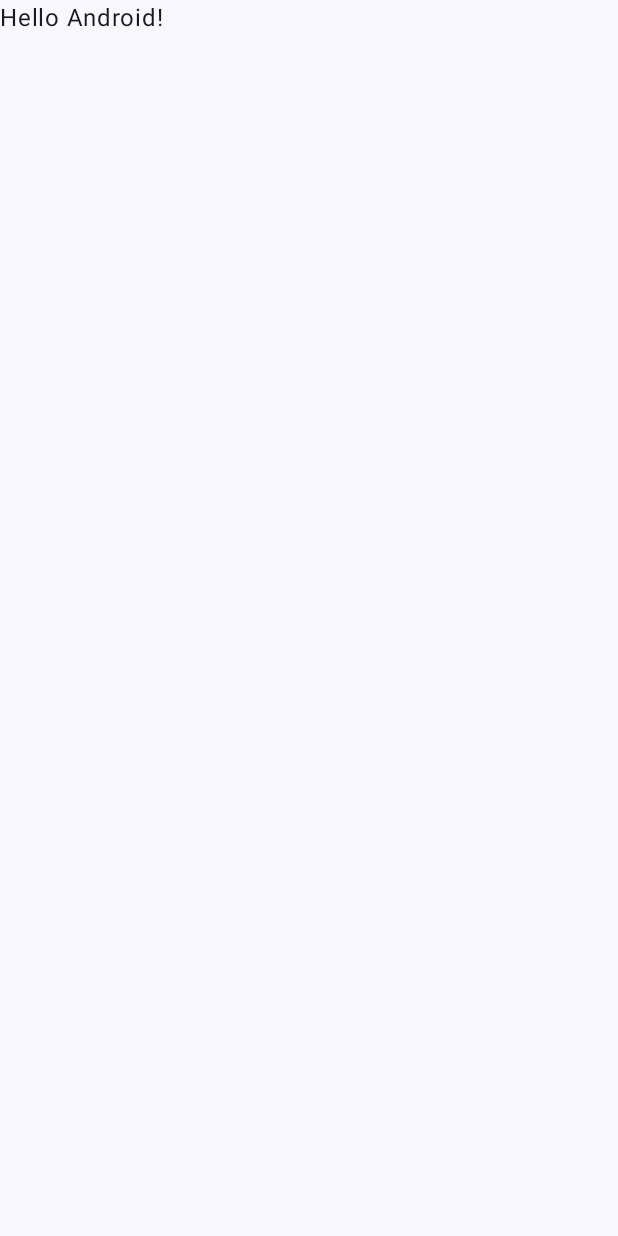
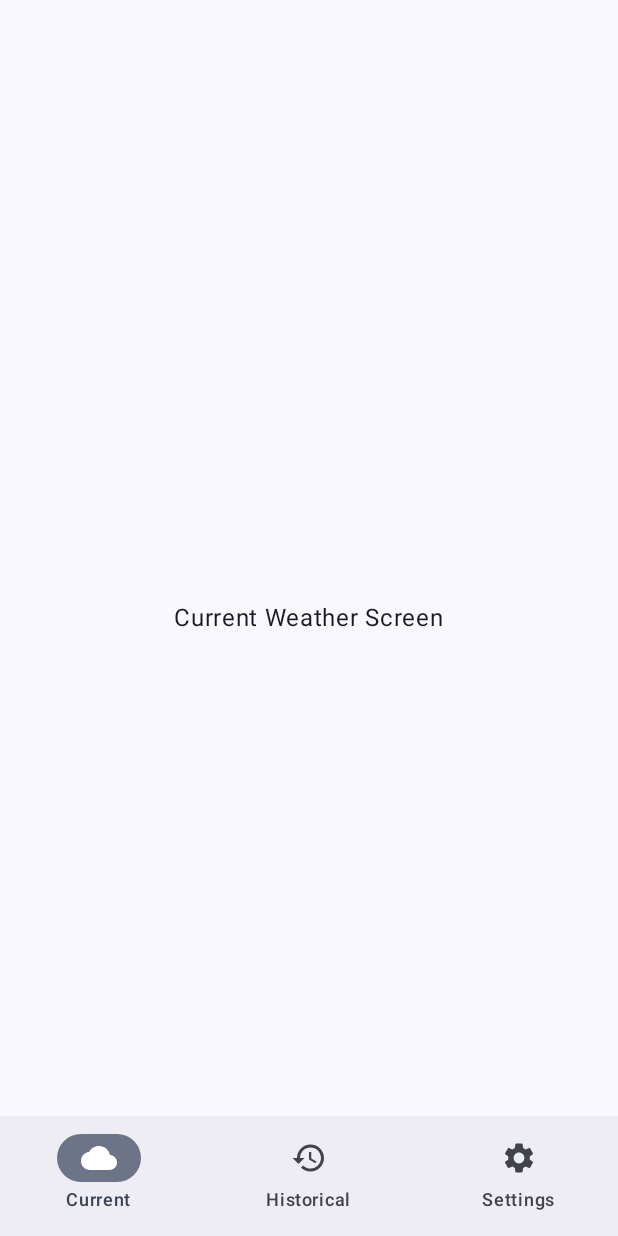
Before and after one commit to FinnWylie/historical-weather, an Android app built with Jetpack Compose: the screen it shows after launch (MainActivity), on a phone screen of 412 x 824 dp. Before the commit the screen is almost empty. Run offline under Robolectric (Android 15) with nearby library versions, the phone set to English and light mode, and no system bars.

Commit message:
Add basic navbar and placeholder screens

```diff
--- a/app/build.gradle.kts
+++ b/app/build.gradle.kts
@@ -36,6 +36,7 @@ android {
 }
 
 dependencies {
+    implementation("androidx.compose.material:material-icons-extended:1.7.8")
     implementation(platform(libs.androidx.compose.bom))
     implementation(libs.androidx.activity.compose)
     implementation(libs.androidx.compose.material3)
@@ -44,6 +45,7 @@ dependencies {
     implementation(libs.androidx.compose.ui.tooling.preview)
     implementation(libs.androidx.core.ktx)
     implementation(libs.androidx.lifecycle.runtime.ktx)
+    implementation(libs.androidx.navigation.compose)
     testImplementation(libs.junit)
     androidTestImplementation(platform(libs.androidx.compose.bom))
     androidTestImplementation(libs.androidx.compose.ui.test.junit4)
--- a/app/src/main/java/com/example/assignment/MainActivity.kt
+++ b/app/src/main/java/com/example/assignment/MainActivity.kt
@@ -4,6 +4,7 @@ import android.os.Bundle
 import androidx.activity.ComponentActivity
 import androidx.activity.compose.setContent
 import androidx.activity.enableEdgeToEdge
+import androidx.compose.foundation.layout.Box
 import androidx.compose.foundation.layout.fillMaxSize
 import androidx.compose.foundation.layout.padding
 import androidx.compose.material3.Scaffold
@@ -11,7 +12,38 @@ import androidx.compose.material3.Text
 import androidx.compose.runtime.Composable
 import androidx.compose.ui.Modifier
 import androidx.compose.ui.tooling.preview.Preview
+
+import com.example.assignment.currentWeather.CurrentWeatherScreen
+import com.example.assignment.historicalWeather.HistoricalWeatherScreen
+import com.example.assignment.settings.SettingsScreen
 import com.example.assignment.ui.theme.AssignmentTheme
+
+import androidx.compose.material.icons.Icons
+import androidx.compose.material.icons.filled.Cloud
+import androidx.compose.material.icons.filled.History
+import androidx.compose.material.icons.filled.Settings
+import androidx.compose.material3.ExperimentalMaterial3Api
+import androidx.compose.material3.Icon
+import androidx.compose.material3.NavigationBar
+import androidx.compose.material3.NavigationBarDefaults
+import androidx.compose.material3.NavigationBarItem
+import androidx.compose.material3.NavigationRail
+import androidx.compose.material3.NavigationRailItem
+import androidx.compose.material3.PrimaryTabRow
+import androidx.compose.material3.Scaffold
+import androidx.compose.material3.Tab
+import androidx.compose.material3.Text
+import androidx.compose.runtime.getValue
+import androidx.compose.runtime.mutableIntStateOf
+import androidx.compose.runtime.saveable.rememberSaveable
+import androidx.compose.runtime.setValue
+import androidx.compose.ui.Alignment
+import androidx.compose.ui.graphics.vector.ImageVector
+import androidx.compose.ui.text.style.TextOverflow
+import androidx.navigation.NavHostController
+import androidx.navigation.compose.NavHost
+import androidx.navigation.compose.composable
+import androidx.navigation.compose.rememberNavController
 
 class MainActivity : ComponentActivity() {
     override fun onCreate(savedInstanceState: Bundle?) {
@@ -19,11 +51,14 @@ class MainActivity : ComponentActivity() {
         enableEdgeToEdge()
         setContent {
             AssignmentTheme {
-                Scaffold(modifier = Modifier.fillMaxSize()) { innerPadding ->
+                Scaffold(
+                    modifier = Modifier.fillMaxSize()
+                ) { innerPadding ->
                     Greeting(
                         name = "Android",
                         modifier = Modifier.padding(innerPadding)
                     )
+                    BottomNavigationBar()
                 }
             }
         }
@@ -45,3 +80,72 @@ fun GreetingPreview() {
         Greeting("Android")
     }
 }
+
+
+
+
+enum class Destination(
+    val route: String,
+    val label: String,
+    val icon: ImageVector,
+    val contentDescription: String
+) {
+    CURRENT_WEATHER("current", "Current", Icons.Default.Cloud, "Current Weather"),
+    HISTORICAL_WEATHER("historical", "Historical", Icons.Default.History, "Historical Weather"),
+    SETTINGS("settings", "Settings", Icons.Default.Settings, "Settings")
+}
+
+@Composable
+fun AppNavHost(
+    navController: NavHostController,
+    startDestination: Destination,
+    modifier: Modifier = Modifier
+) {
+    NavHost(
+        navController,
+        startDestination = startDestination.route
+    ) {
+        Destination.entries.forEach { destination ->
+            composable(destination.route) {
+                when (destination) {
+                    Destination.CURRENT_WEATHER -> CurrentWeatherScreen()
+                    Destination.HISTORICAL_WEATHER -> HistoricalWeatherScreen()
+                    Destination.SETTINGS -> SettingsScreen()
+                }
+            }
+        }
+    }
+}
+
+@Composable
+fun BottomNavigationBar(modifier: Modifier = Modifier) {
+    val navController = rememberNavController()
+    val startDestination = Destination.CURRENT_WEATHER
+    var selectedDestination by rememberSaveable { mutableIntStateOf(startDestination.ordinal) }
+
+    Scaffold(
+        modifier = modifier,
+        bottomBar = {
+            NavigationBar(windowInsets = NavigationBarDefaults.windowInsets) {
+                Destination.entries.forEachIndexed { index, destination ->
+                    NavigationBarItem(
+                        selected = selectedDestination == index,
+                        onClick = {
+                            navController.navigate(route = destination.route)
+                            selectedDestination = index
+                        },
+                        icon = {
+                            Icon(
+                                destination.icon,
+                                contentDescription = destination.contentDescription
+                            )
+                        },
+                        label = { Text(destination.label) }
+                    )
+                }
+            }
+        }
+    ) { contentPadding ->
+        AppNavHost(navController, startDestination, modifier = Modifier.padding(contentPadding))
+    }
+}
--- /dev/null
+++ b/app/src/main/java/com/example/assignment/currentWeather/CurrentPage.kt
@@ -0,0 +1,18 @@
+package com.example.assignment.currentWeather
+
+import androidx.compose.foundation.layout.Box
+import androidx.compose.foundation.layout.fillMaxSize
+import androidx.compose.material3.Text
+import androidx.compose.runtime.Composable
+import androidx.compose.ui.Alignment
+import androidx.compose.ui.Modifier
+
+@Composable
+fun CurrentWeatherScreen(modifier: Modifier = Modifier) {
+    Box(
+        modifier = Modifier.fillMaxSize(),
+        contentAlignment = Alignment.Center
+    ) {
+        Text("Current Weather Screen")
+    }
+}
--- a/gradle/libs.versions.toml
+++ b/gradle/libs.versions.toml
@@ -8,8 +8,11 @@ lifecycleRuntimeKtx = "2.11.0"
 activityCompose = "1.13.0"
 kotlin = "2.2.10"
 composeBom = "2026.02.01"
+materialIconsExtended = "1.12.1"
+navigationCompose = "2.10.2"
 
 [libraries]
+androidx-compose-material-icons-extended = { module = "androidx.compose.material:material-icons-extended", version.ref = "materialIconsExtended" }
 androidx-core-ktx = { group = "androidx.core", name = "core-ktx", version.ref = "coreKtx" }
 junit = { group = "junit", name = "junit", version.ref = "junit" }
 androidx-junit = { group = "androidx.test.ext", name = "junit", version.ref = "junitVersion" }
@@ -24,6 +27,7 @@ androidx-compose-ui-tooling-preview = { group = "androidx.compose.ui", name = "u
 androidx-compose-ui-test-manifest = { group = "androidx.compose.ui", name = "ui-test-manifest" }
 androidx-compose-ui-test-junit4 = { group = "androidx.compose.ui", name = "ui-test-junit4" }
 androidx-compose-material3 = { group = "androidx.compose.material3", name = "material3" }
+androidx-navigation-compose = { group = "androidx.navigation", name = "navigation-compose", version.ref = "navigationCompose" }
 
 [plugins]
 android-application = { id = "com.android.application", version.ref = "agp" }
```
Also changed, not shown: app/src/main/java/com/example/assignment/historicalWeather/HistoricalPage.kt (added, +18 -0 lines), app/src/main/java/com/example/assignment/settings/SettingsPage.kt (added, +18 -0 lines).
